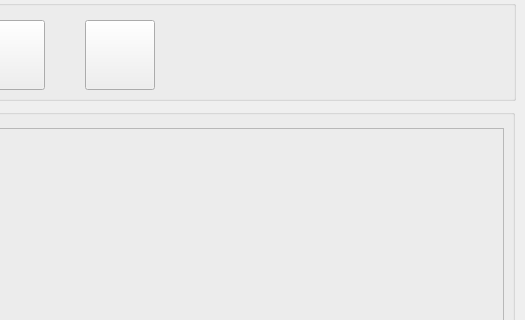
The window that shapeviewer_gui.ui (vinayan/qgisviewer) describes before a commit, drawn with Qt 5; both pictures show x 275 to 800 and y 0 to 320 of the 800 by 600 pixel window.
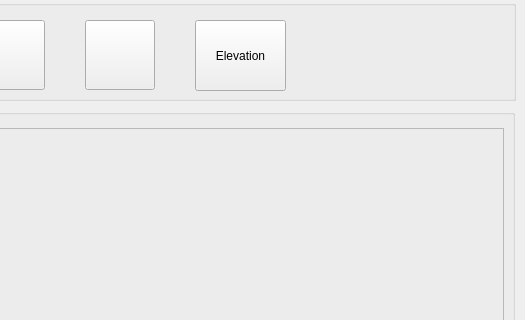
The same window after the commit. Icons and pictures are not drawn.

Commit message: linear referencing added

Diff of the .ui file:
```diff
--- a/shapeviewer_gui.ui
+++ b/shapeviewer_gui.ui
@@ -121,6 +121,19 @@
       </size>
      </property>
     </widget>
+    <widget class="QPushButton" name="mBtnElevation">
+     <property name="geometry">
+      <rect>
+       <x>460</x>
+       <y>20</y>
+       <width>91</width>
+       <height>71</height>
+      </rect>
+     </property>
+     <property name="text">
+      <string>Elevation</string>
+     </property>
+    </widget>
    </widget>
    <widget class="QGroupBox" name="groupBox_2">
     <property name="geometry">
```
Left out of the diff: 2 changed lines with no effect on the pictures. The commit also changes 2 other files.
